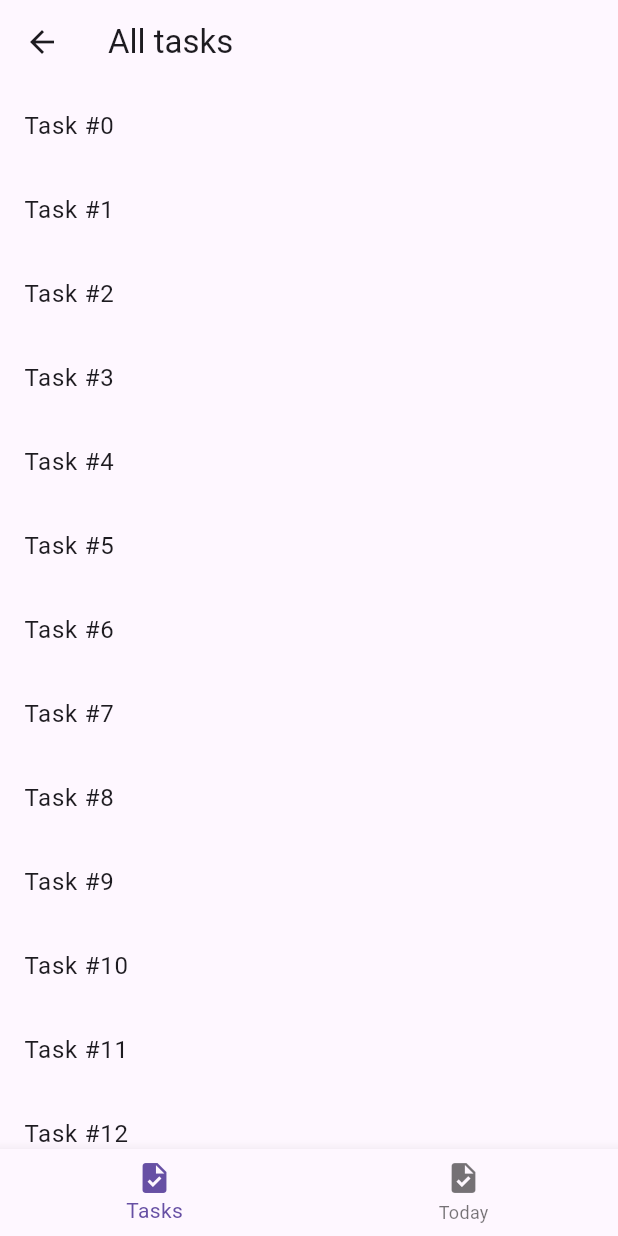
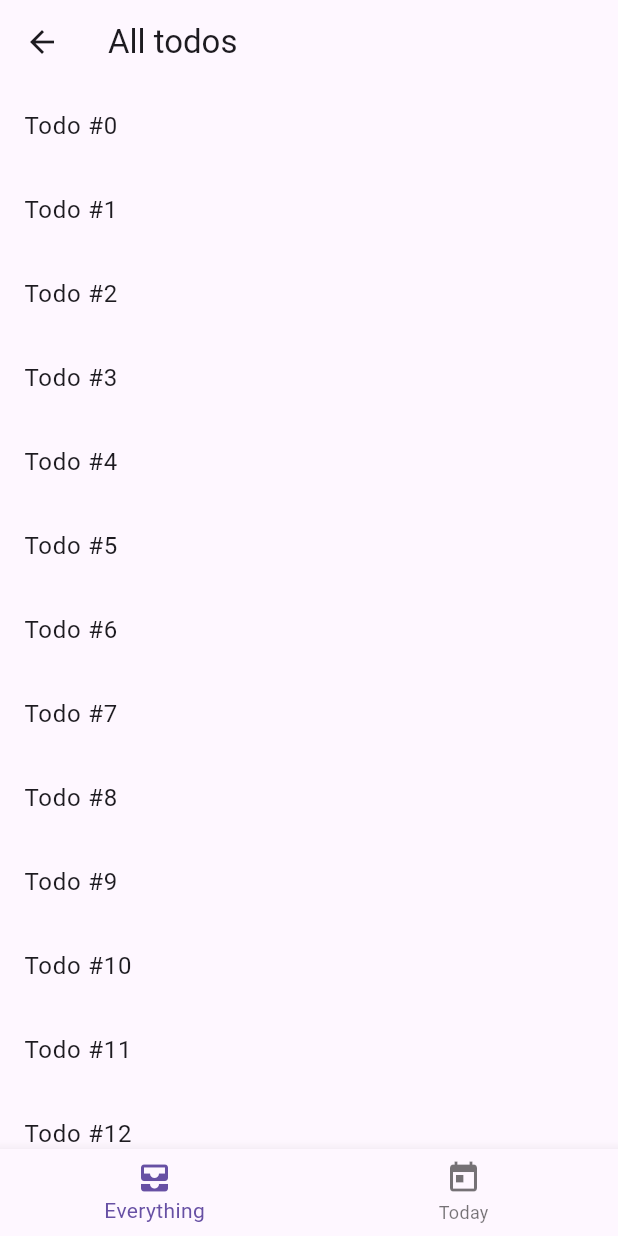
Before and after one commit to elenaconache/todos_list, a Flutter app: the HomeView screen opened by its route, on a phone screen of 412 x 824 dp. Run offline on Flutter 3.47's test engine with Material 3 defaults, Android fonts, the phone set to English and light mode, and no system bars; our stand-ins replace auto_route, freezed_annotation; missing offline and left inert: flow_builder.

Commit message:
Create todo editing flow - Optimize code generation directories. - Integrate flow_builder to define todo editing flow. - Refactor naming from task to todo. - Set up navigation stack for viewing and editing steps. - Complete flow and pop everything when confirming edited todo.

```diff
--- a/lib/app_router.dart
+++ b/lib/app_router.dart
@@ -1,18 +1,21 @@
 import 'package:auto_route/auto_route.dart';
 import 'package:todo_list/app_router.gr.dart';
 
-@AutoRouterConfig(generateForDir: [
-  'lib'
-], replaceInRouteName: 'View,Route')
+@AutoRouterConfig(
+  generateForDir: [
+    'lib'
+  ],
+  replaceInRouteName: 'View|Flow,Route',
+)
 class AppRouter extends RootStackRouter {
   @override
   List<AutoRoute> get routes => [
         AutoRoute(page: HomeRoute.page, path: '/home', children: [
-          AutoRoute(page: TaskListRoute.page, path: 'tasks', initial: true),
+          AutoRoute(page: TodoListRoute.page, path: 'todos', initial: true),
           AutoRoute(page: TodayRoute.page, path: 'today'),
         ]),
         AutoRoute(initial: true, page: LoginRoute.page, path: '/login'),
-        AutoRoute(page: TaskDetailRoute.page, path: '/home/tasks/:taskId'),
+        AutoRoute(page: TodoDetailRoute.page, path: '/home/todos/:id'),
       ];
 
   @override
--- a/lib/todo.dart
+++ b/lib/domain/todo.dart
@@ -2,8 +2,6 @@ import 'package:freezed_annotation/freezed_annotation.dart';
 
 part 'todo.freezed.dart';
 part 'todo.g.dart';
-
-// TODO: use the model instead of strings
 
 @freezed
 class Todo with _$Todo {
--- /dev/null
+++ b/lib/domain/todo_state.dart
@@ -0,0 +1,4 @@
+enum TodoState {
+  viewing,
+  editing
+}
--- a/lib/ui/home_view.dart
+++ b/lib/ui/home_view.dart
@@ -10,13 +10,13 @@ class HomeView extends StatelessWidget {
   Widget build(BuildContext context) {
     return AutoTabsScaffold(
       routes: const [
-        TaskListRoute(),
+        TodoListRoute(),
         TodayRoute()
       ],
       bottomNavigationBuilder: (context, tabsRouter) {
         return BottomNavigationBar(currentIndex: tabsRouter.activeIndex, onTap: tabsRouter.setActiveIndex, items: const [
-          BottomNavigationBarItem(label: 'Tasks', icon: Icon(Icons.task)),
-          BottomNavigationBarItem(label: 'Today', icon: Icon(Icons.task)),
+          BottomNavigationBarItem(label: 'Everything', icon: Icon(Icons.all_inbox)),
+          BottomNavigationBarItem(label: 'Today', icon: Icon(Icons.today)),
         ]);
       },
     );
--- a/lib/ui/login_view.dart
+++ b/lib/ui/login_view.dart
@@ -12,7 +12,7 @@ class LoginView extends StatelessWidget {
       body: Center(
         child: ElevatedButton(
           child: const Text('Login'),
-          onPressed: () => context.replaceRoute(const TaskListRoute()),
+          onPressed: () => context.replaceRoute(const TodoListRoute()),
         ),
       ),
     );
--- a/lib/ui/task_list_view.dart
+++ b/lib/ui/todo_list_view.dart
@@ -3,19 +3,19 @@ import 'package:flutter/material.dart';
 import 'package:todo_list/app_router.gr.dart';
 
 @RoutePage()
-class TaskListView extends StatelessWidget {
-  const TaskListView({super.key});
+class TodoListView extends StatelessWidget {
+  const TodoListView({super.key});
 
   @override
   Widget build(BuildContext context) {
     return Scaffold(
       appBar: AppBar(
-        title: const Text('All tasks'),
+        title: const Text('All todos'),
       ),
       body: ListView.builder(
         itemBuilder: (_, index) => ListTile(
-          title: Text('Task #$index'),
-          onTap: () => context.pushRoute(TaskDetailRoute(taskId: index)),
+          title: Text('Todo #$index'),
+          onTap: () => context.pushRoute(TodoDetailRoute(id: index)),
         ),
         itemCount: 22,
       ),
--- a/pubspec.yaml
+++ b/pubspec.yaml
@@ -12,6 +12,7 @@ dependencies:
   auto_route: ^9.2.2
   freezed_annotation: ^2.4.4
   json_annotation: ^4.9.0
+  flow_builder: ^0.1.0
 
 
 dev_dependencies:
```
Also changed, not shown: build.yaml (+7 -0 lines), lib/ui/task_detail_view.dart (deleted, +0 -16 lines), lib/ui/todo_detail/todo_detail_flow.dart (added, +31 -0 lines), lib/ui/todo_detail/todo_detail_view.dart (added, +34 -0 lines), lib/ui/todo_detail/todo_editing_view.dart (added, +38 -0 lines), lib/app_router.gr.dart, lib/domain/todo.freezed.dart (renamed from lib/todo.freezed.dart), lib/domain/todo.g.dart (renamed from lib/todo.g.dart), pubspec.lock, 1 other file.
